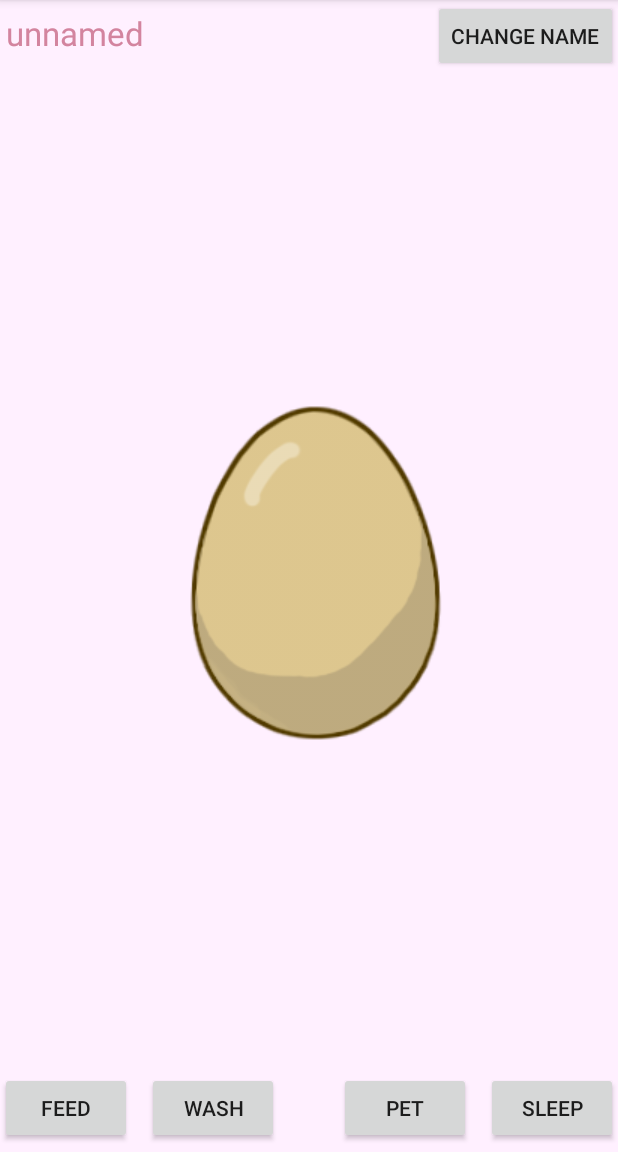
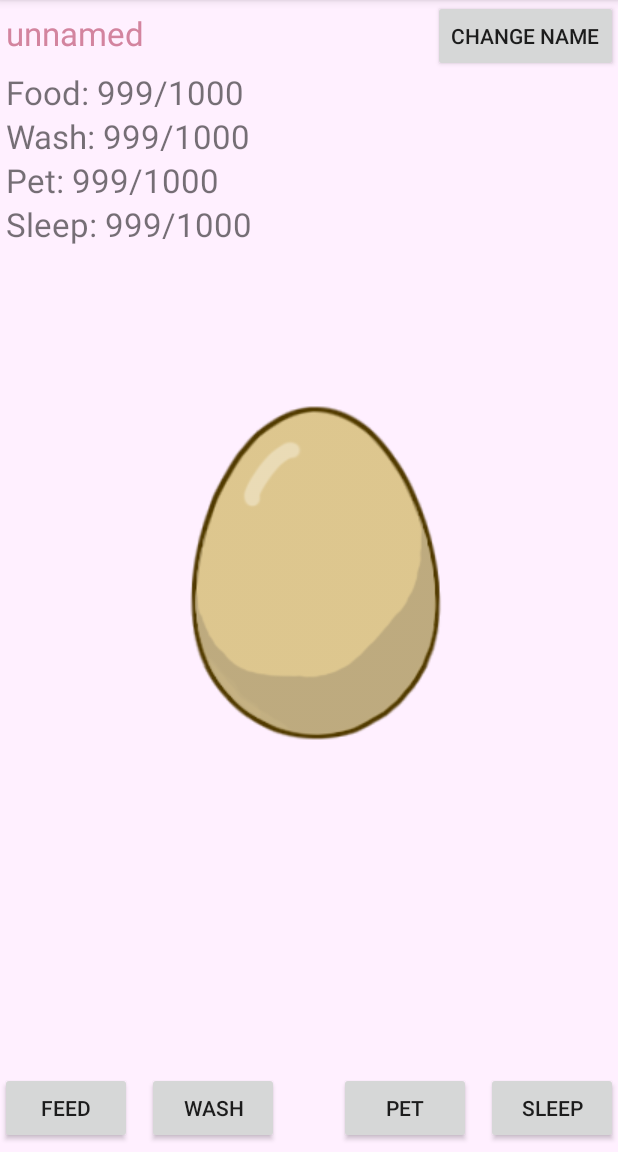
Before and after one commit to ToveVirtanen/Lemmikki, an Android app: the screen it shows after launch (MainActivity), on a phone screen of 412 x 824 dp, the part 84-1236 px from its top. Run offline under Robolectric (Android 15) with nearby library versions, the phone set to English and light mode, and no system bars.

Commit message:
Merge branch 'VladisSer-patch-2' of https://github.com/ToveVirtanen/Lemmikki
# Conflicts:
#	app/src/main/java/com/example/user/lemmikki/MainActivity.java

```diff
--- a/app/src/main/java/com/example/user/lemmikki/MainActivity.java
+++ b/app/src/main/java/com/example/user/lemmikki/MainActivity.java
@@ -17,6 +17,9 @@ import android.support.v7.app.AppCompatActivity;
 import android.widget.RelativeLayout;
 import android.widget.TextView;
 
+import java.util.Timer;
+import java.util.TimerTask;
+
 import static com.example.user.lemmikki.R.id.EditTextName;
 import static com.example.user.lemmikki.R.id.TextViewName;
 import static com.example.user.lemmikki.R.id.buttonFeed;
@@ -33,11 +36,26 @@ public class MainActivity extends AppCompatActivity {
     int CheckerEditTextName = 0;
     int AppOpenedBefore = 0;
 
+    public final int MaxFood = 1000;
+    public final int MaxWash = 1000;
+    public final int MaxPet = 1000;
+    public final int MaxSleep = 1000;
+    public int CurFood;
+    public int CurWash;
+    public int CurPet;
+    public int CurSleep;
+    public int Loss;
 
     @Override
     protected void onCreate(Bundle savedInstanceState) {
         super.onCreate(savedInstanceState);
         setContentView(R.layout.activity_main);
+
+        CurFood=MaxFood;
+        CurWash=MaxWash;
+        CurPet=MaxPet;
+        CurSleep=MaxSleep;
+        Loss=1;
 
 //      Restore preferences
         TextView textViewName = (TextView) findViewById(R.id.TextViewName);
@@ -156,14 +174,46 @@ public class MainActivity extends AppCompatActivity {
 //            }
 //        };
 //        buttonDelSet.setOnClickListener(listenerDelSet);
+
+        final TextView TextViewFood = (TextView) findViewById(R.id.TextViewFood);
+        final TextView TextViewWash = (TextView) findViewById(R.id.TextViewWash);
+        final TextView TextViewPet = (TextView) findViewById(R.id.TextViewPet);
+        final TextView TextViewSleep = (TextView) findViewById(R.id.TextViewSleep);
+        TextViewFood.setText("Food: "+CurFood + "/" + MaxFood);
+        TextViewWash.setText("Wash: "+CurWash + "/" + MaxWash);
+        TextViewPet.setText("Pet: "+CurPet + "/" + MaxPet);
+        TextViewSleep.setText("Sleep: "+CurSleep + "/" + MaxSleep);
+        class MyTimerTask extends TimerTask {
+
+            @Override
+            public void run() {
+                CurFood = CurFood - Loss;
+                CurPet = CurPet - Loss;
+                CurSleep = CurSleep - Loss;
+                CurWash = CurWash - Loss;
+                runOnUiThread(new Runnable() {
+                    @Override
+                    public void run() {
+                        TextViewFood.setText("Food: " + CurFood + "/" + MaxFood);
+                        TextViewWash.setText("Wash: " + CurWash + "/" + MaxWash);
+                        TextViewPet.setText("Pet: " + CurPet + "/" + MaxPet);
+                        TextViewSleep.setText("Sleep: " + CurSleep + "/" + MaxSleep);
+                    }
+                });
+            }
+        }
+
+        Timer timer=new Timer();
+        TimerTask task=new MyTimerTask();
+        timer.scheduleAtFixedRate(task,3000,3000);
+
+
     }
 
     @Override
     protected void onPause(){
         super.onPause();
         AppOpenedBefore = 1;
-        // We need an Editor object to make preference changes.
-        // All objects are from android.context.Context
         SharedPreferences settings = PreferenceManager.getDefaultSharedPreferences(this);
         SharedPreferences.Editor editor = settings.edit();
         TextView nameTextView = (TextView) findViewById(R.id.TextViewName);
```
